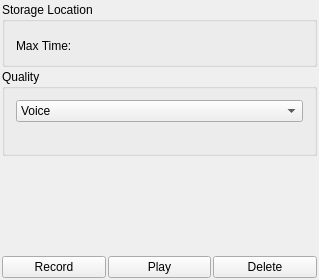
Before: the Qt Designer form src/applications/mediarecorder/mediarecorderbase.ui in openmoko/qtopia, drawn with Qt 5.
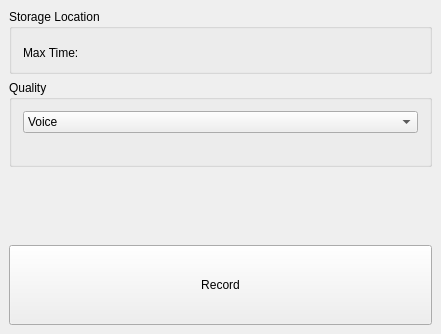
After: the same form once the commit is applied. Custom widgets are drawn as their Qt base class.

The edit to the form file:
```diff
--- a/src/applications/mediarecorder/mediarecorderbase.ui
+++ b/src/applications/mediarecorder/mediarecorderbase.ui
@@ -8,40 +8,21 @@
    <rect>
     <x>0</x>
     <y>0</y>
-    <width>319</width>
-    <height>280</height>
+    <width>441</width>
+    <height>276</height>
    </rect>
   </property>
   <property name="windowTitle" >
    <string>Voice Recorder</string>
   </property>
-  <layout class="QVBoxLayout" >
-   <property name="margin" >
-    <number>2</number>
-   </property>
-   <property name="spacing" >
-    <number>2</number>
-   </property>
-   <item>
-    <widget class="QGroupBox" name="GroupBox2" >
-     <property name="title" >
-      <string>Storage Location</string>
-     </property>
      <layout class="QGridLayout" >
       <property name="margin" >
-       <number>11</number>
+    <number>9</number>
       </property>
       <property name="spacing" >
        <number>6</number>
       </property>
-      <item row="0" column="0" >
-       <widget class="QStorageDeviceSelector" name="storageLocation" >
-        <property name="focusPolicy" >
-         <enum>Qt::TabFocus</enum>
-        </property>
-       </widget>
-      </item>
-      <item row="1" column="0" >
+   <item row="4" column="0" >
        <layout class="QHBoxLayout" >
         <property name="margin" >
          <number>0</number>
@@ -50,36 +31,65 @@
          <number>6</number>
         </property>
         <item>
-         <widget class="QLabel" name="TextLabel2" >
+      <widget class="QPushButton" name="recordButton" >
+       <property name="sizePolicy" >
+        <sizepolicy>
+         <hsizetype>3</hsizetype>
+         <vsizetype>13</vsizetype>
+         <horstretch>0</horstretch>
+         <verstretch>0</verstretch>
+        </sizepolicy>
+       </property>
+       <property name="minimumSize" >
+        <size>
+         <width>0</width>
+         <height>80</height>
+        </size>
+       </property>
           <property name="text" >
-           <string>Max Time:</string>
+        <string>Record</string>
           </property>
          </widget>
         </item>
-        <item>
-         <widget class="QLabel" name="maxTime" >
+    </layout>
+   </item>
+   <item row="3" column="0" >
+    <widget class="TimeProgressBar" native="1" name="progress" >
           <property name="sizePolicy" >
            <sizepolicy>
-            <hsizetype>7</hsizetype>
-            <vsizetype>7</vsizetype>
+       <hsizetype>3</hsizetype>
+       <vsizetype>0</vsizetype>
             <horstretch>0</horstretch>
             <verstretch>0</verstretch>
            </sizepolicy>
           </property>
-          <property name="textFormat" >
-           <enum>Qt::RichText</enum>
-          </property>
-          <property name="alignment" >
-           <set>Qt::AlignAbsolute|Qt::AlignBottom|Qt::AlignCenter|Qt::AlignHCenter|Qt::AlignHorizontal_Mask|Qt::AlignJustify|Qt::AlignLeading|Qt::AlignLeft|Qt::AlignRight|Qt::AlignTop|Qt::AlignTrailing|Qt::AlignVCenter|Qt::AlignVertical_Mask</set>
-          </property>
-         </widget>
-        </item>
-       </layout>
-      </item>
-     </layout>
+     <property name="minimumSize" >
+      <size>
+       <width>0</width>
+       <height>30</height>
+      </size>
+     </property>
+    </widget>
+   </item>
+   <item row="2" column="0" >
+    <widget class="Waveform" native="1" name="waveform" >
+     <property name="sizePolicy" >
+      <sizepolicy>
+       <hsizetype>3</hsizetype>
+       <vsizetype>3</vsizetype>
+       <horstretch>0</horstretch>
+       <verstretch>0</verstretch>
+      </sizepolicy>
+     </property>
+     <property name="minimumSize" >
+      <size>
+       <width>0</width>
+       <height>30</height>
+      </size>
+     </property>
     </widget>
    </item>
-   <item>
+   <item row="1" column="0" >
     <widget class="QGroupBox" name="GroupBox1" >
      <property name="title" >
       <string>Quality</string>
@@ -136,103 +146,83 @@
      </layout>
     </widget>
    </item>
-   <item>
-    <widget class="Waveform" name="waveform" >
-     <property name="sizePolicy" >
-      <sizepolicy>
-       <hsizetype>3</hsizetype>
-       <vsizetype>3</vsizetype>
-       <horstretch>0</horstretch>
-       <verstretch>0</verstretch>
-      </sizepolicy>
+   <item row="0" column="0" >
+    <widget class="QGroupBox" name="GroupBox2" >
+     <property name="title" >
+      <string>Storage Location</string>
      </property>
-     <property name="minimumSize" >
-      <size>
-       <width>0</width>
-       <height>30</height>
-      </size>
-     </property>
-    </widget>
-   </item>
-   <item>
-    <widget class="TimeProgressBar" name="progress" >
-     <property name="sizePolicy" >
-      <sizepolicy>
-       <hsizetype>3</hsizetype>
-       <vsizetype>0</vsizetype>
-       <horstretch>0</horstretch>
-       <verstretch>0</verstretch>
-      </sizepolicy>
-     </property>
-     <property name="minimumSize" >
-      <size>
-       <width>0</width>
-       <height>30</height>
-      </size>
+     <layout class="QGridLayout" >
+      <property name="margin" >
+       <number>11</number>
+      </property>
+      <property name="spacing" >
+       <number>6</number>
+      </property>
+      <item row="0" column="0" >
+       <widget class="QStorageDeviceSelector" native="1" name="storageLocation" >
+        <property name="focusPolicy" >
+         <enum>Qt::TabFocus</enum>
      </property>
     </widget>
    </item>
-   <item>
+      <item row="1" column="0" >
     <layout class="QHBoxLayout" >
      <property name="margin" >
       <number>0</number>
      </property>
      <property name="spacing" >
-      <number>2</number>
+         <number>6</number>
      </property>
      <item>
-      <widget class="QPushButton" name="recordButton" >
-       <property name="focusPolicy" >
-        <enum>Qt::StrongFocus</enum>
-       </property>
+         <widget class="QLabel" name="TextLabel2" >
        <property name="text" >
-        <string>Record</string>
+           <string>Max Time:</string>
        </property>
       </widget>
      </item>
      <item>
-      <widget class="QPushButton" name="replayButton" >
-       <property name="focusPolicy" >
-        <enum>Qt::StrongFocus</enum>
-       </property>
-       <property name="text" >
-        <string>Play</string>
-       </property>
-      </widget>
-     </item>
-     <item>
-      <widget class="QPushButton" name="deleteButton" >
-       <property name="focusPolicy" >
-        <enum>Qt::StrongFocus</enum>
-       </property>
-       <property name="text" >
-        <string>Delete</string>
-       </property>
+         <widget class="QLabel" name="maxTime" >
+          <property name="sizePolicy" >
+           <sizepolicy>
+            <hsizetype>7</hsizetype>
+            <vsizetype>7</vsizetype>
+            <horstretch>0</horstretch>
+            <verstretch>0</verstretch>
+           </sizepolicy>
+          </property>
+          <property name="textFormat" >
+           <enum>Qt::RichText</enum>
+          </property>
+          <property name="alignment" >
+           <set>Qt::AlignAbsolute|Qt::AlignBottom|Qt::AlignCenter|Qt::AlignHCenter|Qt::AlignHorizontal_Mask|Qt::AlignJustify|Qt::AlignLeading|Qt::AlignLeft|Qt::AlignRight|Qt::AlignTop|Qt::AlignTrailing|Qt::AlignVCenter|Qt::AlignVertical_Mask</set>
+          </property>
       </widget>
      </item>
     </layout>
    </item>
   </layout>
  </widget>
- <pixmapfunction></pixmapfunction>
+   </item>
+  </layout>
+ </widget>
  <customwidgets>
   <customwidget>
    <class>TimeProgressBar</class>
-   <extends></extends>
+   <extends>QWidget</extends>
    <header>timeprogressbar.h</header>
    <container>0</container>
    <pixmap></pixmap>
   </customwidget>
   <customwidget>
    <class>Waveform</class>
-   <extends></extends>
+   <extends>QWidget</extends>
    <header>waveform.h</header>
    <container>0</container>
    <pixmap></pixmap>
   </customwidget>
   <customwidget>
    <class>QStorageDeviceSelector</class>
-   <extends></extends>
+   <extends>QWidget</extends>
    <header>qtopia/qstoragedeviceselector.h</header>
    <container>0</container>
    <pixmap></pixmap>
```
Left out of the diff: 11 changed lines with no effect on the pictures. Lines whose indentation alone changed are shown as unchanged.
